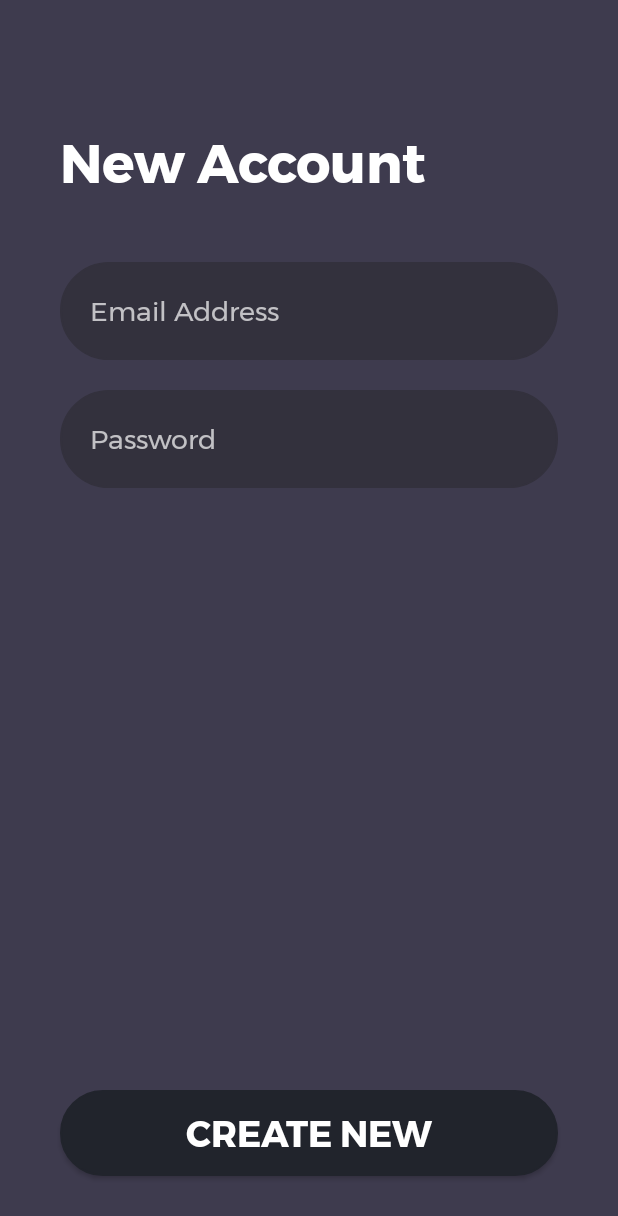
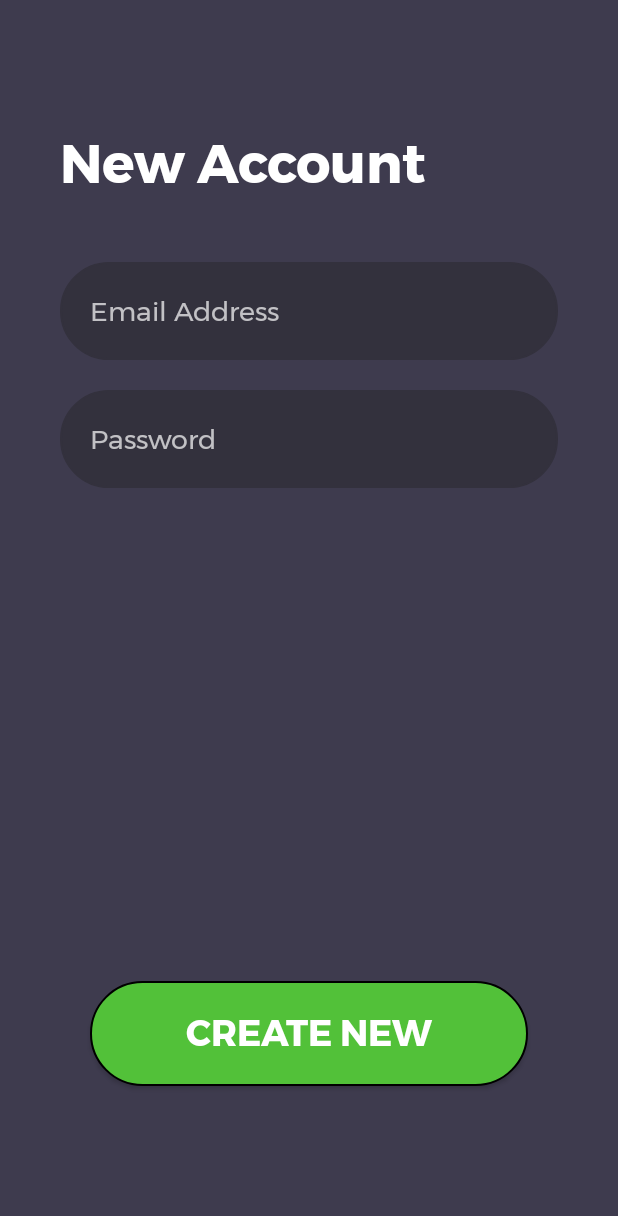
Before and after one commit to amalrajan/Cyclo, an Android app: the SignupActivity screen opened directly, with no data from a screen before it, on a phone screen of 412 x 824 dp. Shown: the top 1216 px of the screen. Run offline under Robolectric (Android 15) with nearby library versions, the phone set to English and light mode, and no system bars.

Commit message:
Update button style

```diff
--- /dev/null
+++ b/app/src/main/res/drawable/button_rounded_3.xml
@@ -0,0 +1,19 @@
+<?xml version="1.0" encoding="utf-8"?>
+<shape xmlns:android="http://schemas.android.com/apk/res/android"
+    android:shape="rectangle" >
+
+    <stroke
+        android:drawable="@android:color/transparent"
+        android:width="1dp"
+        android:color="#000000" >
+    </stroke>
+
+    <solid android:color="#52c139" />
+
+    <corners
+        android:bottomLeftRadius="35dp"
+        android:bottomRightRadius="35dp"
+        android:topLeftRadius="35dp"
+        android:topRightRadius="35dp" />
+
+</shape>
--- a/app/src/main/res/layout/activity_login.xml
+++ b/app/src/main/res/layout/activity_login.xml
@@ -61,11 +61,11 @@
     <Button
         android:id="@+id/login_button_login_page"
         android:layout_width="0dp"
-        android:layout_height="57dp"
-        android:layout_marginBottom="40dp"
-        android:layout_marginEnd="40dp"
-        android:layout_marginStart="40dp"
-        android:background="@drawable/button_rounded_login"
+        android:layout_height="70dp"
+        android:layout_marginBottom="100dp"
+        android:layout_marginEnd="60dp"
+        android:layout_marginStart="60dp"
+        android:background="@drawable/button_rounded_3"
         android:fontFamily="@font/montserrat_bold"
         android:paddingBottom="10dp"
         android:paddingLeft="10dp"
--- a/app/src/main/res/layout/activity_signup.xml
+++ b/app/src/main/res/layout/activity_signup.xml
@@ -61,11 +61,11 @@
     <Button
         android:id="@+id/login_button_login_page"
         android:layout_width="0dp"
-        android:layout_height="57dp"
-        android:layout_marginBottom="40dp"
-        android:layout_marginEnd="40dp"
-        android:layout_marginStart="40dp"
-        android:background="@drawable/button_rounded_login"
+        android:layout_height="70dp"
+        android:layout_marginBottom="100dp"
+        android:layout_marginEnd="60dp"
+        android:layout_marginStart="60dp"
+        android:background="@drawable/button_rounded_3"
         android:fontFamily="@font/montserrat_bold"
         android:paddingBottom="10dp"
         android:paddingLeft="10dp"
```
